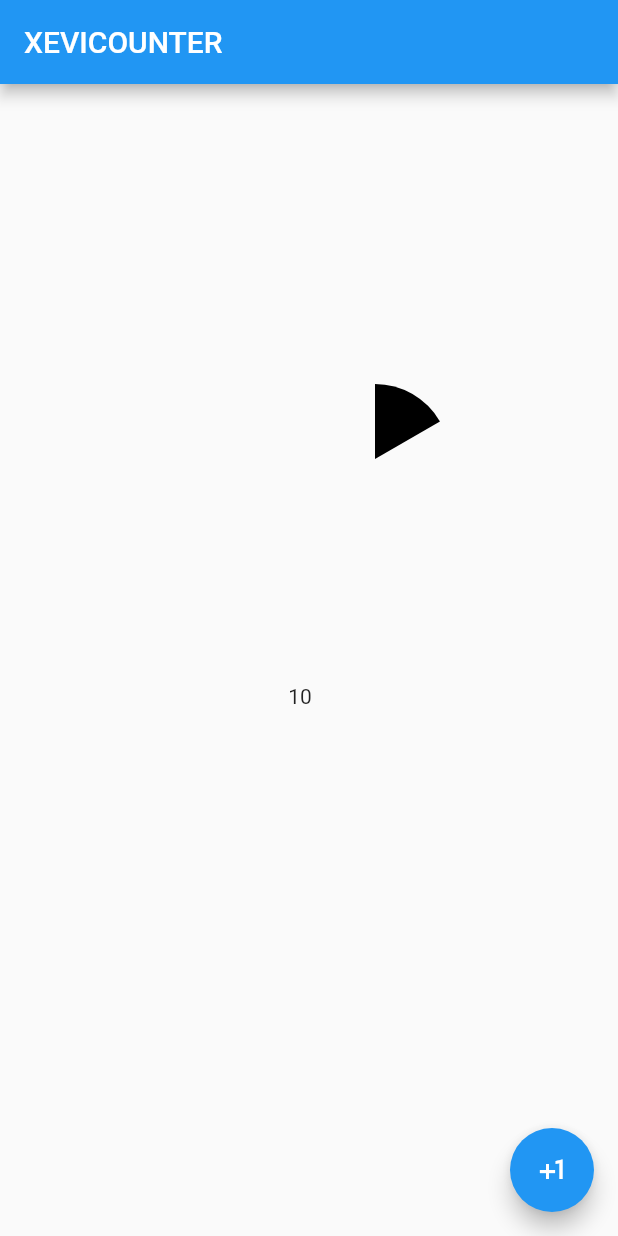
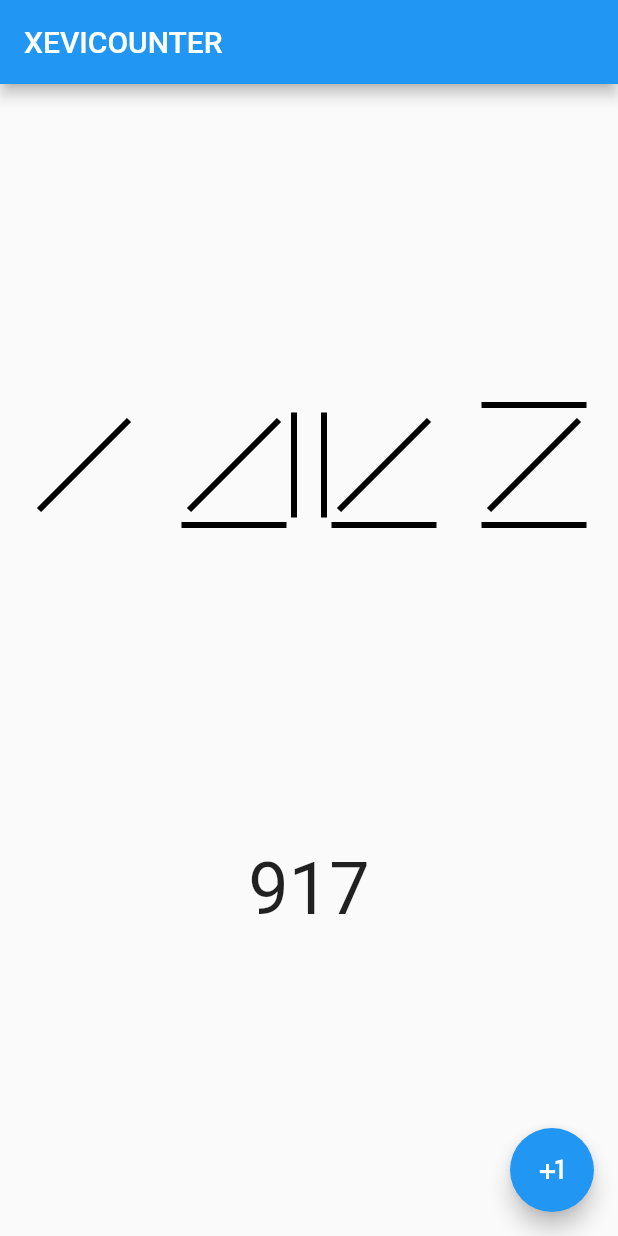
Before and after one commit to yagshi/xevicounter, a Flutter app: the screen it shows after launch, after a tap on the "plus one" icon, on a phone screen of 412 x 824 dp. Run offline on Flutter 3.47's test engine with Material 2 defaults, Android fonts, the phone set to English and light mode, and no system bars.

Commit message:
at least works

```diff
--- a/lib/main.dart
+++ b/lib/main.dart
@@ -1,7 +1,8 @@
-import 'dart:math';
+import 'dart:ui';
 
 import 'package:flutter/material.dart';
 import 'dart:async';
+import 'xevipainter.dart';
 
 void main() {
   runApp(const MyApp());
@@ -32,13 +33,21 @@ class MainPage extends StatefulWidget {
 
 class _MainPageState extends State<MainPage> {
   int count = 0;
-  List<XeviPainter> xevi = [XeviPainter(), XeviPainter()];
+  List<XeviPainter> digits = [
+    XeviPainter(),
+    XeviPainter(),
+    XeviPainter(),
+    XeviPainter(),
+  ];
   @override
   void initState() {
-    Timer.periodic(const Duration(seconds: 1), (t) {
+    Timer.periodic(const Duration(milliseconds: 10), (t) {
       setState(() {
         count++;
-        xevi[0].angle = count.toDouble();
+        digits[3].num = (count & 0x000f) >> 0;
+        digits[2].num = (count & 0x00f0) >> 4;
+        digits[1].num = (count & 0x0f00) >> 8;
+        digits[0].num = (count & 0xf000) >> 12;
       });
     });
     super.initState();
@@ -46,38 +55,38 @@ class _MainPageState extends State<MainPage> {
 
   @override
   Widget build(BuildContext context) {
+    List<CustomPaint> rowcontent = [];
+    for (XeviPainter element in digits) {
+      rowcontent.add(CustomPaint(
+        size: const Size(100, 100),
+        painter: element,
+      ));
+    }
+
     return Scaffold(
         appBar: AppBar(title: const Text("XEVICOUNTER")),
         floatingActionButton: FloatingActionButton(
           onPressed: () {
             setState(() {
               count++;
-            xevi[0].angle = count.toDouble();
             });
           },
           child: const Icon(Icons.plus_one),
         ),
-      body: Column(children: [
-        CustomPaint(
-          size: const Size(400, 400),
-          painter: xevi[0],
+        body: Center(
+          child: Column(
+            children: [
+              Row(
+                mainAxisAlignment: MainAxisAlignment.center,
+                children: rowcontent,
               ),
-        Text(count.toString())
-      ]),
-    );
+              Text(
+                count.toString(),
+                style: const TextStyle(fontSize: 48),
+              )
+            ],
+            mainAxisAlignment: MainAxisAlignment.spaceEvenly,
+          ),
+        ));
   }
 }
-
-class XeviPainter extends CustomPainter {
-  double angle = 0;
-  @override
-  void paint(Canvas canvas, Size size) {
-    canvas.drawArc(const Offset(200, 200) & const Size(100, 100), -pi / 2,
-        angle / 180 * 6 * pi, true, Paint());
-  }
-
-  @override
-  bool shouldRepaint(covariant CustomPainter oldDelegate) {
-    return true;
-  }
-}
--- /dev/null
+++ b/lib/xevipainter.dart
@@ -0,0 +1,35 @@
+import 'package:flutter/material.dart';
+
+class XeviPainter extends CustomPainter {
+  XeviPainter({this.num = 0});
+  int num;
+  final List<List<double>> _segments = [
+    [0.15, 0.90, 0.85, 0.90], // 1
+    [0.90, 0.85, 0.90, 0.15], // 2
+    [0.85, 0.10, 0.15, 0.10], // 4
+    [0.10, 0.15, 0.10, 0.85], // 8
+    [0.20, 0.80, 0.80, 0.20], // 0
+  ];
+  @override
+  void paint(Canvas canvas, Size size) {
+    final width = size.width;
+    final height = size.height;
+    final p = Paint();
+    p.style = PaintingStyle.stroke;
+    p.strokeWidth = width / 25;
+    final _len = width > height ? height : width;
+    canvas.drawLine(Offset(_segments[4][0] * _len, _segments[4][1] * _len),
+        Offset(_segments[4][2] * _len, _segments[4][3] * _len), p);
+    for (int i = 1, j = 0; i < 15; i += i, j++) {
+      if (i & num == 0) continue;
+      canvas.drawLine(Offset(_segments[j][0] * _len, _segments[j][1] * _len),
+          Offset(_segments[j][2] * _len, _segments[j][3] * _len), p);
+    }
+  }
+
+  @override
+  bool shouldRepaint(covariant CustomPainter oldDelegate) {
+    debugPrint("---");
+    return true;
+  }
+}
```
Lines whose indentation alone changed are shown as unchanged.
